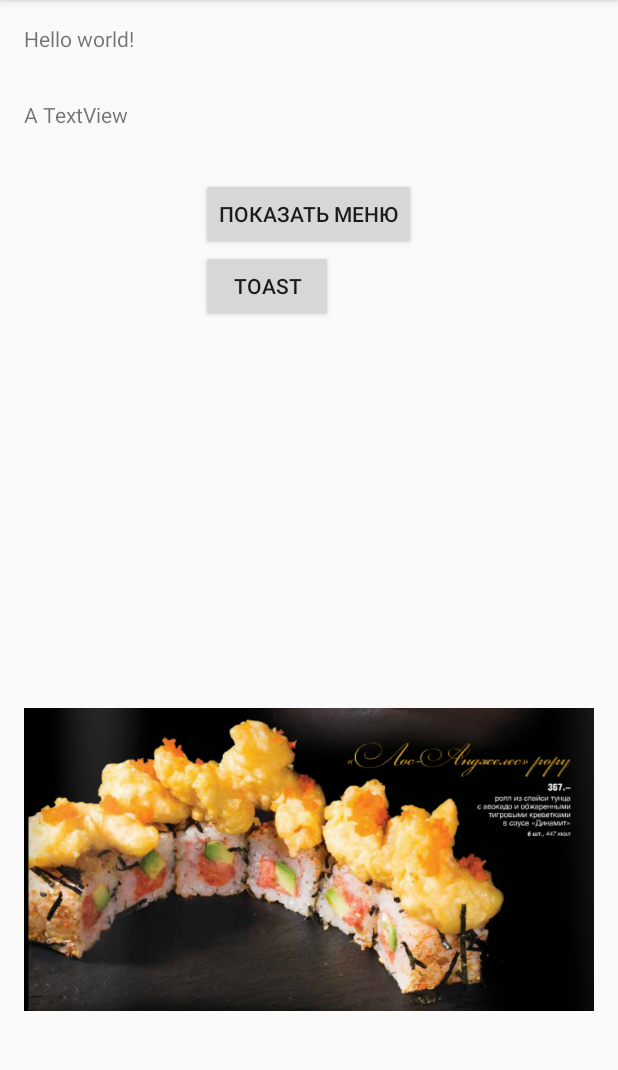
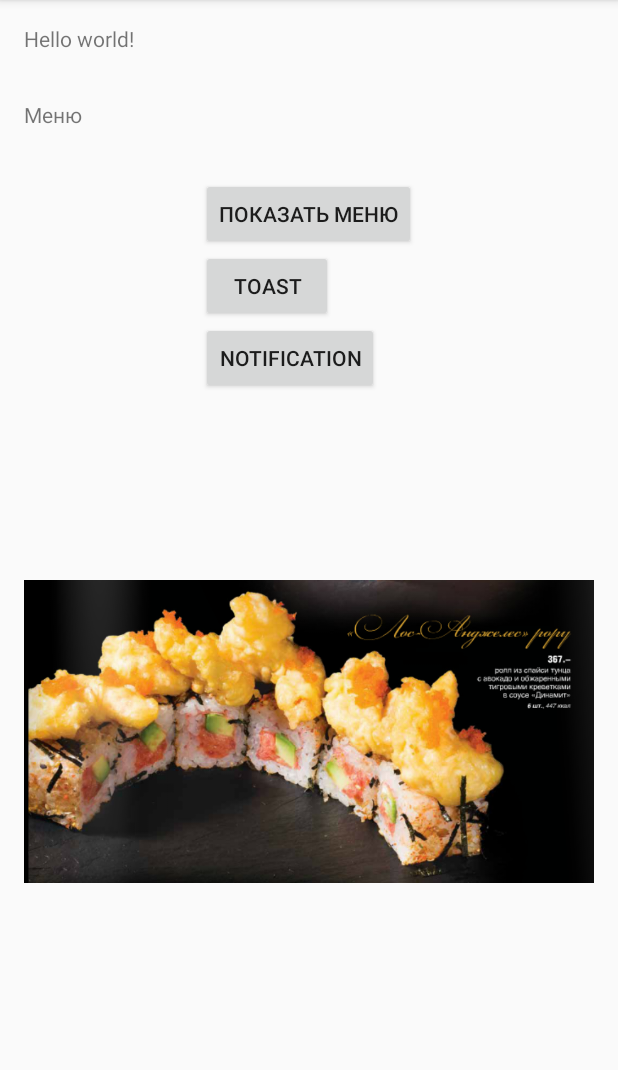
Before and after one commit to GusevaEvgenia/Day8.Menu, an Android app: the screen it shows after launch (MainActivity), on a phone screen of 412 x 824 dp, the part 84-1154 px from its top. Run offline under Robolectric (Android 15) with nearby library versions, the phone set to English and light mode, and no system bars.

Commit message:
example notification (Day11)

```diff
--- a/app/src/main/res/layout/activity_main.xml
+++ b/app/src/main/res/layout/activity_main.xml
@@ -6,7 +6,8 @@
                 android:paddingRight="@dimen/activity_horizontal_margin"
                 android:paddingTop="@dimen/activity_vertical_margin"
                 android:paddingBottom="@dimen/activity_vertical_margin"
-                tools:context=".MainActivity">
+                tools:context=".MainActivity"
+                android:nestedScrollingEnabled="true">
 
     <TextView
         android:id="@+id/id_textView"
@@ -27,7 +28,7 @@
         android:id="@+id/textView"
         android:layout_width="wrap_content"
         android:layout_height="wrap_content"
-        android:text="A TextView"
+        android:text="Меню"
         android:layout_below="@+id/id_textView"
         android:layout_alignParentLeft="true"
         android:layout_alignParentStart="true"
@@ -38,9 +39,10 @@
         android:layout_width="wrap_content"
         android:layout_height="wrap_content"
         android:src="@drawable/screenshot1"
-        android:layout_alignParentBottom="true"
-        android:layout_alignParentRight="true"
-        android:layout_alignParentEnd="true"/>
+        android:layout_marginTop="94dp"
+        android:layout_below="@+id/toast_button"
+        android:layout_alignParentLeft="true"
+        android:layout_alignParentStart="true"/>
 
     <Button
         android:layout_width="wrap_content"
@@ -52,4 +54,15 @@
         android:layout_alignStart="@+id/button"
         android:onClick="showToast"/>
 
+    <Button
+        android:layout_width="wrap_content"
+        android:layout_height="wrap_content"
+        android:text="Notification"
+        android:id="@+id/notificationButton"
+        android:layout_below="@+id/toast_button"
+        android:layout_alignLeft="@+id/toast_button"
+        android:layout_alignStart="@+id/toast_button"
+        android:singleLine="true"
+        android:onClick="onClickNotificationButton"/>
+
 </RelativeLayout>
```
Also changed, not shown: app/src/main/java/com/android_lessons/belkin/menu/MainActivity.java (+45 -0 lines), app/src/main/res/drawable/images.jpg (added).
